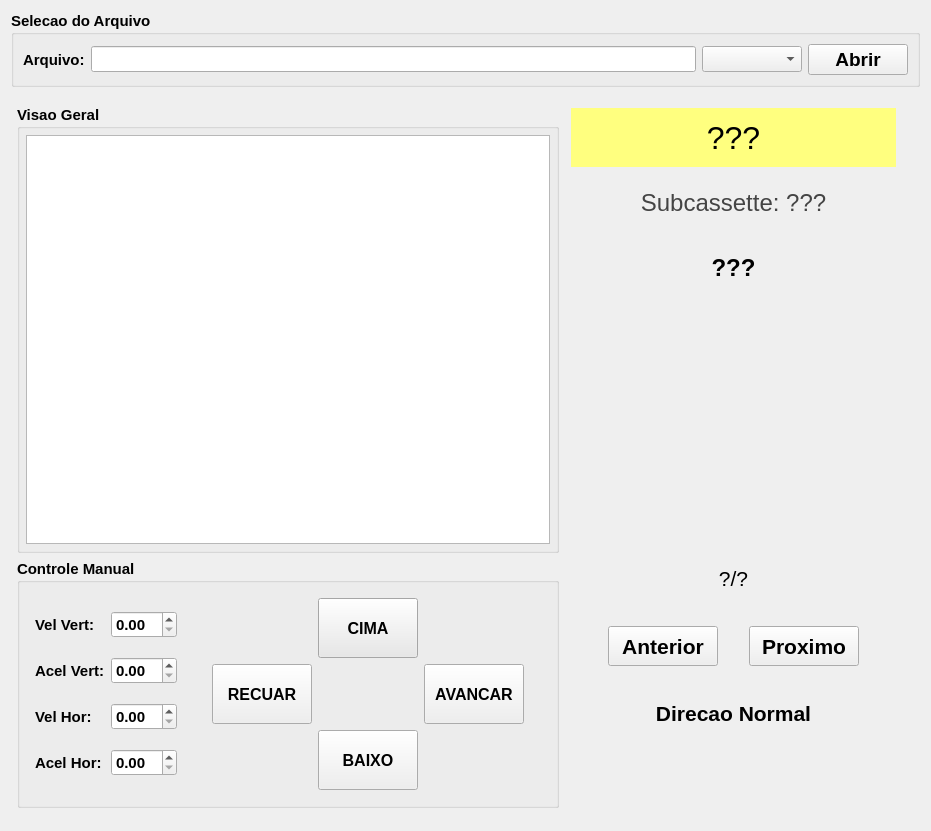
This is deltabench/gui/ui/assemblywidget.ui in lnls-ima/delta-assembly-bench as Qt 5 draws it before an edit. The edited form follows.
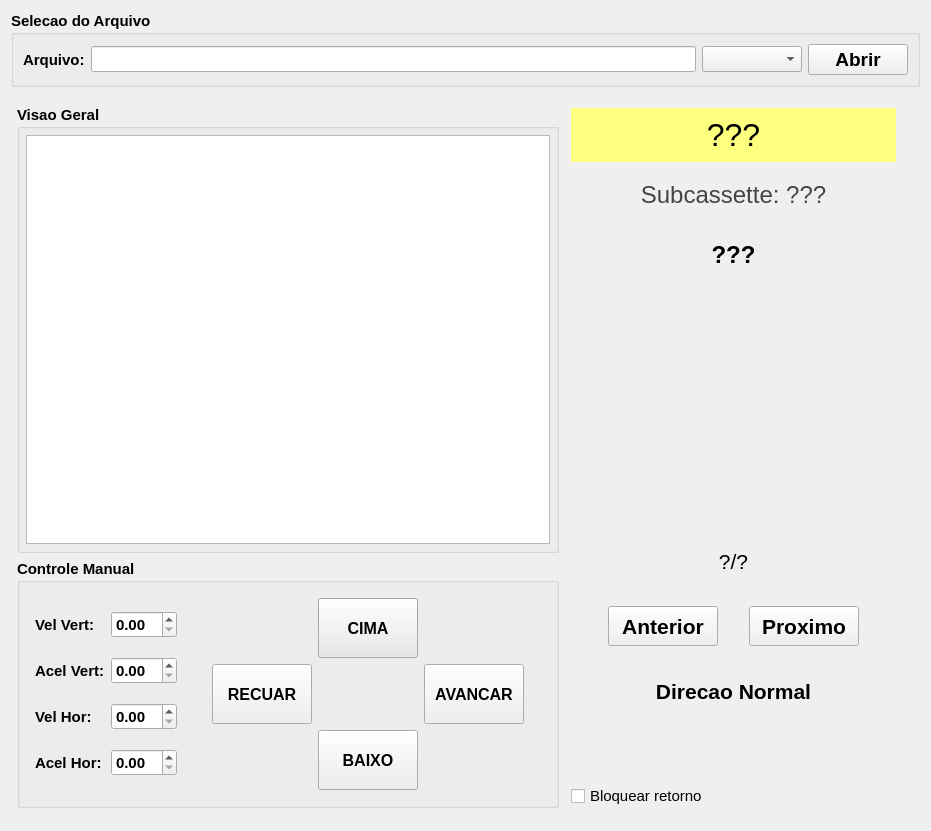
This is the edited form. Icons and pictures are not drawn.

Commit message: Add checkbox to disable returning to previous blocks in assembly tab

What changed in the file:
```diff
--- a/deltabench/gui/ui/assemblywidget.ui
+++ b/deltabench/gui/ui/assemblywidget.ui
@@ -711,6 +711,13 @@
          </property>
         </widget>
        </item>
+       <item>
+        <widget class="QCheckBox" name="chb_block_previous_btn">
+         <property name="text">
+          <string>Bloquear retorno</string>
+         </property>
+        </widget>
+       </item>
       </layout>
      </item>
     </layout>
```
The commit also changes 1 other file.
